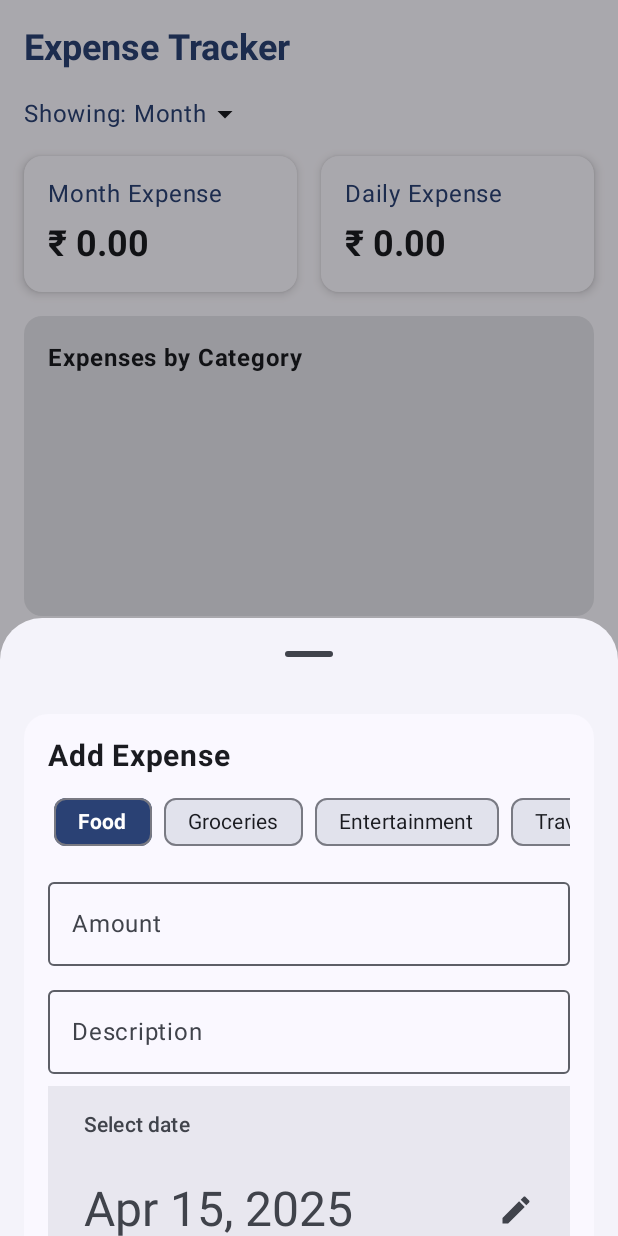
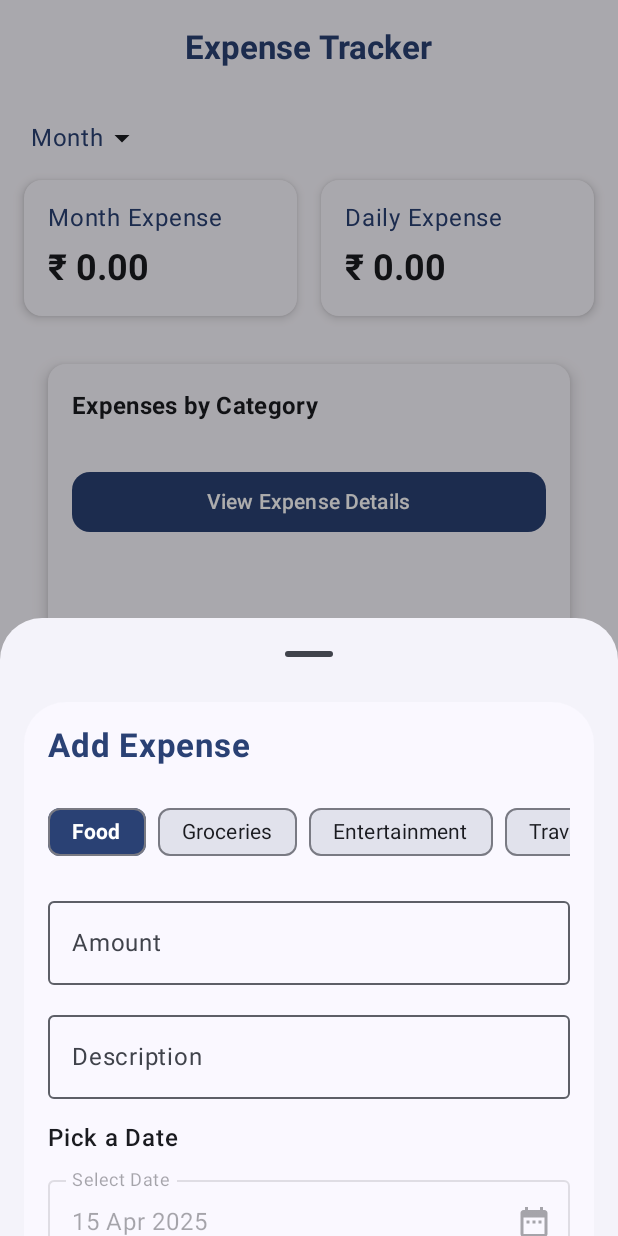
Before and after one commit to Dineshprabha/PersonalExpenseTracker, an Android app built with Jetpack Compose: the screen it shows after launch (MainActivity), after a tap on "Add", on a phone screen of 412 x 824 dp. Run offline under Robolectric (Android 15) with nearby library versions, the phone set to English and light mode, and no system bars; our stand-ins replace Dagger/Hilt's generated code, Room's generated code.

Commit message:
Fixed Ui issues in Bottomsheet Fixed Date selector

```diff
--- a/app/build.gradle.kts
+++ b/app/build.gradle.kts
@@ -103,4 +103,10 @@ dependencies {
     kapt("com.google.dagger:hilt-android-compiler:2.50")
     implementation("androidx.hilt:hilt-navigation-compose:1.1.0")
 
+    testImplementation("junit:junit:4.13.2")
+    testImplementation("org.jetbrains.kotlinx:kotlinx-coroutines-test:1.7.3")
+    testImplementation("io.mockk:mockk:1.13.7")
+    testImplementation("app.cash.turbine:turbine:1.0.0") // For testing flows
+
+
 }
--- a/app/src/main/java/com/dinesh/personalexpensetracker/presentation/screens/AddExpenseBottomSheet.kt
+++ b/app/src/main/java/com/dinesh/personalexpensetracker/presentation/screens/AddExpenseBottomSheet.kt
@@ -1,15 +1,20 @@
 package com.dinesh.personalexpensetracker.presentation.screens
 
 import androidx.compose.foundation.background
+import androidx.compose.foundation.horizontalScroll
 import androidx.compose.foundation.layout.Arrangement
+import androidx.compose.foundation.layout.Box
 import androidx.compose.foundation.layout.Column
 import androidx.compose.foundation.layout.Row
 import androidx.compose.foundation.layout.Spacer
 import androidx.compose.foundation.layout.fillMaxWidth
 import androidx.compose.foundation.layout.height
 import androidx.compose.foundation.layout.padding
+import androidx.compose.foundation.layout.width
 import androidx.compose.foundation.lazy.LazyRow
 import androidx.compose.foundation.lazy.items
+import androidx.compose.foundation.rememberScrollState
+import androidx.compose.foundation.verticalScroll
 import androidx.compose.material3.AssistChip
 import androidx.compose.material3.AssistChipDefaults
 import androidx.compose.material3.Button
@@ -48,15 +53,25 @@ fun AddExpenseBottomSheet(onDismiss: () -> Unit, onSave: (Expense) -> Unit) {
     ModalBottomSheet(onDismissRequest = onDismiss) {
         Column(
             modifier = Modifier
+                .padding(horizontal = 16.dp, vertical = 8.dp)
+                .clip(MaterialTheme.shapes.extraLarge)
+                .background(MaterialTheme.colorScheme.background)
                 .padding(16.dp)
-                .clip(MaterialTheme.shapes.large)
-                .background(MaterialTheme.colorScheme.surface)
-                .padding(16.dp)
+                .verticalScroll(rememberScrollState()) // Vertical scroll added
         ) {
-            Text("Add Expense", fontSize = 20.sp, fontWeight = FontWeight.Bold)
-            Spacer(Modifier.height(8.dp))
+            Text(
+                "Add Expense",
+                fontSize = 22.sp,
+                fontWeight = FontWeight.Bold,
+                color = MaterialTheme.colorScheme.primary
+            )
 
-            LazyRow {
+            Spacer(Modifier.height(12.dp))
+
+            LazyRow(
+                horizontalArrangement = Arrangement.spacedBy(8.dp),
+                modifier = Modifier.padding(vertical = 8.dp)
+            ) {
                 items(categories) { category ->
                     val isSelected = category == selectedCategory
                     AssistChip(
@@ -64,11 +79,9 @@ fun AddExpenseBottomSheet(onDismiss: () -> Unit, onSave: (Expense) -> Unit) {
                         label = {
                             Text(
                                 text = category,
-                                fontWeight = if (isSelected) FontWeight.Bold else FontWeight.Normal,
-                                color = if (isSelected) MaterialTheme.colorScheme.onPrimary else MaterialTheme.colorScheme.onSurface
+                                fontWeight = if (isSelected) FontWeight.Bold else FontWeight.Normal
                             )
                         },
-                        modifier = Modifier.padding(horizontal = 4.dp),
                         colors = AssistChipDefaults.assistChipColors(
                             containerColor = if (isSelected) MaterialTheme.colorScheme.primary else MaterialTheme.colorScheme.surfaceVariant,
                             labelColor = if (isSelected) MaterialTheme.colorScheme.onPrimary else MaterialTheme.colorScheme.onSurface
@@ -77,32 +90,52 @@ fun AddExpenseBottomSheet(onDismiss: () -> Unit, onSave: (Expense) -> Unit) {
                 }
             }
 
-            Spacer(Modifier.height(8.dp))
             OutlinedTextField(
                 value = amount,
                 onValueChange = { amount = it },
                 label = { Text("Amount") },
-                modifier = Modifier.fillMaxWidth()
+                modifier = Modifier
+                    .fillMaxWidth()
+                    .padding(vertical = 6.dp),
+                singleLine = true
             )
 
-            Spacer(Modifier.height(8.dp))
             OutlinedTextField(
                 value = description,
                 onValueChange = { description = it },
                 label = { Text("Description") },
-                modifier = Modifier.fillMaxWidth()
+                modifier = Modifier
+                    .fillMaxWidth()
+                    .padding(vertical = 6.dp),
+                singleLine = true
             )
 
-            Spacer(Modifier.height(8.dp))
-            DatePicker(state = datePickerState)
+            Text(
+                "Pick a Date",
+                fontWeight = FontWeight.SemiBold,
+                fontSize = 16.sp,
+                modifier = Modifier.padding(vertical = 8.dp)
+            )
 
-            Spacer(Modifier.height(16.dp))
+            DateSelector(
+                selectedDate = selectedDate,
+                onDateSelected = { selectedDate = it }
+            )
+
+            Spacer(Modifier.height(12.dp))
+
             Row(
-                Modifier.fillMaxWidth(),
-                horizontalArrangement = Arrangement.SpaceEvenly
+                Modifier
+                    .fillMaxWidth()
+                    .padding(top = 8.dp),
+                horizontalArrangement = Arrangement.SpaceBetween
             ) {
-                OutlinedButton(onClick = onDismiss) { Text("Cancel") }
-                Button(onClick = {
+                OutlinedButton(onClick = onDismiss) {
+                    Text("Cancel")
+                }
+
+                Button(
+                    onClick = {
                         val millis = datePickerState.selectedDateMillis ?: System.currentTimeMillis()
                         selectedDate = Date(millis)
                         onSave(
@@ -113,8 +146,12 @@ fun AddExpenseBottomSheet(onDismiss: () -> Unit, onSave: (Expense) -> Unit) {
                                 date = selectedDate
                             )
                         )
-                }) { Text("Add") }
+                    },
+                    enabled = amount.isNotBlank() && amount.toDoubleOrNull() != null
+                ) {
+                    Text("Add")
                 }
             }
         }
     }
+}
--- /dev/null
+++ b/app/src/main/java/com/dinesh/personalexpensetracker/presentation/screens/DateSelector.kt
@@ -0,0 +1,63 @@
+package com.dinesh.personalexpensetracker.presentation.screens
+
+import android.app.DatePickerDialog
+import androidx.compose.foundation.clickable
+import androidx.compose.foundation.layout.fillMaxWidth
+import androidx.compose.material.icons.Icons
+import androidx.compose.material.icons.filled.DateRange
+import androidx.compose.material3.Icon
+import androidx.compose.material3.OutlinedTextField
+import androidx.compose.material3.Text
+import androidx.compose.runtime.Composable
+import androidx.compose.runtime.remember
+import androidx.compose.ui.Modifier
+import androidx.compose.ui.platform.LocalContext
+import java.util.Calendar
+import java.util.Date
+import java.util.Locale
+
+@Composable
+fun DateSelector(
+    selectedDate: Date,
+    onDateSelected: (Date) -> Unit
+) {
+    val context = LocalContext.current
+    val calendar = Calendar.getInstance().apply { time = selectedDate }
+
+    val dateFormatter = remember {
+        java.text.SimpleDateFormat("dd MMM yyyy", Locale.getDefault())
+    }
+
+    val dateText = remember(selectedDate) {
+        dateFormatter.format(selectedDate)
+    }
+
+    OutlinedTextField(
+        value = dateText,
+        onValueChange = {},
+        enabled = false,
+        label = { Text("Select Date") },
+        trailingIcon = {
+            Icon(
+                imageVector = Icons.Default.DateRange,
+                contentDescription = "Pick Date"
+            )
+        },
+        modifier = Modifier
+            .fillMaxWidth()
+            .clickable {
+                DatePickerDialog(
+                    context,
+                    { _, year, month, dayOfMonth ->
+                        val newDate = Calendar.getInstance().apply {
+                            set(year, month, dayOfMonth)
+                        }.time
+                        onDateSelected(newDate)
+                    },
+                    calendar.get(Calendar.YEAR),
+                    calendar.get(Calendar.MONTH),
+                    calendar.get(Calendar.DAY_OF_MONTH)
+                ).show()
+            }
+    )
+}
--- a/app/src/main/java/com/dinesh/personalexpensetracker/presentation/screens/ExpenseChart.kt
+++ b/app/src/main/java/com/dinesh/personalexpensetracker/presentation/screens/ExpenseChart.kt
@@ -1,41 +1,87 @@
 package com.dinesh.personalexpensetracker.presentation.screens
 
 import androidx.compose.foundation.clickable
-import androidx.compose.foundation.layout.Arrangement
-import androidx.compose.foundation.layout.Column
-import androidx.compose.foundation.layout.Row
-import androidx.compose.foundation.layout.fillMaxWidth
-import androidx.compose.foundation.layout.height
-import androidx.compose.foundation.layout.padding
-import androidx.compose.material3.Card
-import androidx.compose.material3.Text
+import androidx.compose.foundation.layout.*
+import androidx.compose.material3.*
 import androidx.compose.runtime.Composable
 import androidx.compose.ui.Modifier
+import androidx.compose.ui.graphics.Color
 import androidx.compose.ui.text.font.FontWeight
 import androidx.compose.ui.unit.dp
+import androidx.compose.ui.unit.sp
 import com.dinesh.personalexpensetracker.data.model.Expense
+import kotlin.math.roundToInt
 
 @Composable
-fun ExpenseChart(expenses: List<Expense>, onChartClick: () -> Unit) {
+fun ExpenseChart(
+    expenses: List<Expense>,
+    onViewDetailsClick: () -> Unit
+) {
+    val grouped = expenses.groupBy { it.category }
+    val totalAmount = expenses.sumOf { it.amount }
+
     Card(
-        Modifier
+        modifier = Modifier
             .fillMaxWidth()
-            .height(200.dp)
-            .clickable { onChartClick() }
+            .heightIn(min = 280.dp)
+            .padding(16.dp),
+        colors = CardDefaults.cardColors(
+            containerColor = MaterialTheme.colorScheme.surface,
+        ),
+        elevation = CardDefaults.cardElevation(6.dp),
+        shape = MaterialTheme.shapes.medium
     ) {
-        val grouped = expenses.groupBy { it.category }
-        Column(Modifier.padding(16.dp)) {
-            Text("Expenses by Category", fontWeight = FontWeight.Bold)
+        Column(modifier = Modifier.padding(16.dp)) {
+            Text(
+                text = "Expenses by Category",
+                style = MaterialTheme.typography.titleMedium.copy(fontWeight = FontWeight.Bold)
+            )
+            Spacer(modifier = Modifier.height(12.dp))
+
             grouped.forEach { (category, items) ->
-                Row(
-                    Modifier
-                        .fillMaxWidth()
-                        .padding(vertical = 4.dp),
-                    horizontalArrangement = Arrangement.SpaceBetween
-                ) {
-                    Text(category)
-                    Text("₹${items.sumOf { it.amount }}")
+                val categoryTotal = items.sumOf { it.amount }
+                val percentage = if (totalAmount > 0) categoryTotal / totalAmount else 0.0
+
+                Column(modifier = Modifier.fillMaxWidth()) {
+                    Row(
+                        modifier = Modifier.fillMaxWidth(),
+                        horizontalArrangement = Arrangement.SpaceBetween
+                    ) {
+                        Text(
+                            text = category,
+                            fontSize = 14.sp,
+                            color = MaterialTheme.colorScheme.onSurface
+                        )
+                        Text(
+                            text = "₹${categoryTotal.toInt()}",
+                            fontSize = 14.sp,
+                            fontWeight = FontWeight.Medium,
+                            color = MaterialTheme.colorScheme.primary
+                        )
+                    }
+
+                    LinearProgressIndicator(
+                        progress = percentage.toFloat(),
+                        modifier = Modifier
+                            .fillMaxWidth()
+                            .height(6.dp)
+                            .padding(vertical = 6.dp),
+                        color = MaterialTheme.colorScheme.primary,
+                        trackColor = MaterialTheme.colorScheme.onSurface.copy(alpha = 0.1f)
+                    )
                 }
+
+                Spacer(modifier = Modifier.height(8.dp))
+            }
+
+            Spacer(modifier = Modifier.height(16.dp))
+
+            Button(
+                onClick = onViewDetailsClick,
+                modifier = Modifier.fillMaxWidth(),
+                shape = MaterialTheme.shapes.medium
+            ) {
+                Text("View Expense Details")
             }
         }
     }
--- a/app/src/main/java/com/dinesh/personalexpensetracker/presentation/screens/ExpenseTrackerApp.kt
+++ b/app/src/main/java/com/dinesh/personalexpensetracker/presentation/screens/ExpenseTrackerApp.kt
@@ -1,36 +1,76 @@
 package com.dinesh.personalexpensetracker.presentation.screens
 
-import androidx.compose.foundation.background
 import androidx.compose.foundation.clickable
-import androidx.compose.foundation.layout.*
+import androidx.compose.foundation.layout.Arrangement
+import androidx.compose.foundation.layout.Column
+import androidx.compose.foundation.layout.Row
+import androidx.compose.foundation.layout.Spacer
+import androidx.compose.foundation.layout.fillMaxWidth
+import androidx.compose.foundation.layout.height
+import androidx.compose.foundation.layout.padding
 import androidx.compose.foundation.rememberScrollState
 import androidx.compose.foundation.verticalScroll
 import androidx.compose.material.icons.Icons
 import androidx.compose.material.icons.filled.Add
 import androidx.compose.material.icons.filled.ArrowDropDown
-import androidx.compose.material3.*
-import androidx.compose.runtime.*
+import androidx.compose.material3.Card
+import androidx.compose.material3.CardDefaults
+import androidx.compose.material3.CenterAlignedTopAppBar
+import androidx.compose.material3.DropdownMenu
+import androidx.compose.material3.DropdownMenuItem
+import androidx.compose.material3.ExperimentalMaterial3Api
+import androidx.compose.material3.FloatingActionButton
+import androidx.compose.material3.Icon
+import androidx.compose.material3.MaterialTheme
+import androidx.compose.material3.Scaffold
+import androidx.compose.material3.Text
+import androidx.compose.material3.TopAppBarDefaults
+import androidx.compose.runtime.Composable
+import androidx.compose.runtime.collectAsState
+import androidx.compose.runtime.getValue
+import androidx.compose.runtime.mutableStateOf
+import androidx.compose.runtime.remember
+import androidx.compose.runtime.setValue
 import androidx.compose.ui.Alignment
 import androidx.compose.ui.Modifier
 import androidx.compose.ui.text.font.FontWeight
 import androidx.compose.ui.unit.dp
 import androidx.hilt.navigation.compose.hiltViewModel
 import androidx.navigation.NavController
+import com.dinesh.personalexpensetracker.data.model.Expense
 import com.dinesh.personalexpensetracker.presentation.viewmodel.ExpenseViewModel
-import java.util.*
-import com.dinesh.personalexpensetracker.data.model.Expense
+import java.util.Calendar
 
+@OptIn(ExperimentalMaterial3Api::class)
 @Composable
-fun ExpenseTrackerApp(navController: NavController, viewModel: ExpenseViewModel = hiltViewModel()) {
+fun ExpenseTrackerApp(
+    navController: NavController,
+    viewModel: ExpenseViewModel = hiltViewModel()
+) {
     val expenses by viewModel.expenses.collectAsState()
     val showDialog = remember { mutableStateOf(false) }
 
-    // State for filter selection
-    val filterOptions = listOf("Day", "Week", "Month", "Year")
+    val filterOptions = listOf("Week", "Month", "Year")
     var selectedFilter by remember { mutableStateOf("Month") }
     var isDropdownExpanded by remember { mutableStateOf(false) }
 
     Scaffold(
+        topBar = {
+            CenterAlignedTopAppBar(
+                title = {
+                    Text(
+                        text = "Expense Tracker",
+                        style = MaterialTheme.typography.titleLarge.copy(
+                            fontWeight = FontWeight.Bold
+                        )
+                    )
+                },
+                colors = TopAppBarDefaults.centerAlignedTopAppBarColors(
+                    containerColor = MaterialTheme.colorScheme.background,
+                    titleContentColor = MaterialTheme.colorScheme.primary
+                )
+            )
+        },
         floatingActionButton = {
             FloatingActionButton(
                 onClick = { showDialog.value = true },
@@ -42,22 +82,15 @@ fun ExpenseTrackerApp(navController: NavController, viewModel: ExpenseViewModel
             }
         }
     ) { paddingValues ->
+
         Column(
             modifier = Modifier
                 .padding(paddingValues)
                 .padding(16.dp)
                 .verticalScroll(rememberScrollState())
         ) {
-            Text(
-                text = "Expense Tracker",
-                style = MaterialTheme.typography.headlineSmall.copy(
-                    fontWeight = FontWeight.Bold,
-                    color = MaterialTheme.colorScheme.primary
-                ),
-                modifier = Modifier.padding(bottom = 16.dp)
-            )
 
-            // Filter Dropdown
+            // Filter Dropdown Row
             Row(
                 verticalAlignment = Alignment.CenterVertically,
                 modifier = Modifier
@@ -65,7 +98,7 @@ fun ExpenseTrackerApp(navController: NavController, viewModel: ExpenseViewModel
                     .clickable { isDropdownExpanded = true }
             ) {
                 Text(
-                    text = "Showing: $selectedFilter",
+                    text = " $selectedFilter",
                     style = MaterialTheme.typography.bodyLarge,
                     color = MaterialTheme.colorScheme.primary
                 )
@@ -86,7 +119,7 @@ fun ExpenseTrackerApp(navController: NavController, viewModel: ExpenseViewModel
                 }
             }
 
-            // Filtered amount
+            // Filtered Expense Summary
             val filteredAmount = calculateFilteredAmount(expenses, selectedFilter)
 
             Row(
@@ -100,7 +133,6 @@ fun ExpenseTrackerApp(navController: NavController, viewModel: ExpenseViewModel
                     amount = filteredAmount,
                     modifier = Modifier.weight(1f)
                 )
-                // In your Row for Daily Expense
                 ExpenseCard(
                     title = "Daily Expense",
                     amount = expenses.filter {
@@ -108,10 +140,10 @@ fun ExpenseTrackerApp(navController: NavController, viewModel: ExpenseViewModel
                     }.sumOf { it.amount },
                     modifier = Modifier.weight(1f)
                 )
-
             }
 
-            ExpenseChart(expenses, onChartClick = { navController.navigate("details") })
+            // Chart Overview
+            ExpenseChart(expenses, onViewDetailsClick = { navController.navigate("details") })
 
             if (expenses.isNotEmpty()) {
                 val categoryData = getCategoryWiseData(expenses)
@@ -144,14 +176,13 @@ fun ExpenseTrackerApp(navController: NavController, viewModel: ExpenseViewModel
                         horizontalAlignment = Alignment.CenterHorizontally
                     ) {
                         Text(
-                            text = "Expense by Category",
+                            text = "Expense Chart",
                             style = MaterialTheme.typography.titleMedium.copy(fontWeight = FontWeight.Bold),
                             modifier = Modifier
                                 .fillMaxWidth()
                                 .padding(bottom = 12.dp)
                         )
 
-                        // Centered PieChart
                         Spacer(modifier = Modifier.height(16.dp))
 
                         PieChart(
@@ -160,11 +191,8 @@ fun ExpenseTrackerApp(navController: NavController, viewModel: ExpenseViewModel
                             chartBarWidth = 25.dp,
                             animDuration = 1200
                         )
-
-
                     }
                 }
-
             }
         }
     }
@@ -180,6 +208,7 @@ fun ExpenseTrackerApp(navController: NavController, viewModel: ExpenseViewModel
     }
 }
 
+
 fun calculateFilteredAmount(expenses: List<Expense>, filter: String): Double {
     val now = Calendar.getInstance()
     return when (filter) {
@@ -187,21 +216,25 @@ fun calculateFilteredAmount(expenses: List<Expense>, filter: String): Double {
             val oneDayAgo = System.currentTimeMillis() - 86400000
             expenses.filter { it.date.time >= oneDayAgo }.sumOf { it.amount }
         }
+
         "Week" -> {
             val oneWeekAgo = System.currentTimeMillis() - 7 * 86400000
             expenses.filter { it.date.time >= oneWeekAgo }.sumOf { it.amount }
         }
+
         "Month" -> {
             now.set(Calendar.DAY_OF_MONTH, 1)
             val monthStart = now.timeInMillis
             expenses.filter { it.date.time >= monthStart }.sumOf { it.amount }
         }
+
         "Year" -> {
             now.set(Calendar.MONTH, 0)
             now.set(Calendar.DAY_OF_MONTH, 1)
             val yearStart = now.timeInMillis
             expenses.filter { it.date.time >= yearStart }.sumOf { it.amount }
         }
+
         else -> expenses.sumOf { it.amount }
     }
 }
--- a/app/src/main/java/com/dinesh/personalexpensetracker/ui/theme/Color.kt
+++ b/app/src/main/java/com/dinesh/personalexpensetracker/ui/theme/Color.kt
@@ -10,8 +10,8 @@ val Purple40 = Color(0xFF6650a4)
 val PurpleGrey40 = Color(0xFF625b71)
 val Pink40 = Color(0xFF7D5260)
 
-val Blue40 = Color(0xFF2A73F0)    // Primary Color
-val Green40 = Color(0xFF7BF160)   // Secondary Color
-val Red40 = Color(0xFFF02A3B)     // Accent Color
-val Orange40 = Color(0xFFF18F26)  // Warm Accent Color
-val Teal40 = Color(0xFF1ABC9C)    // Calming and Balanced Color
+val Blue40 = Color(0xFF6C9FF7)    // Primary Color
+val Green40 = Color(0xFFADF79C)   // Secondary Color
+val Red40 = Color(0xFFF76C78)     // Accent Color
+val Orange40 = Color(0xFFF5AC5F)  // Warm Accent Color
+val Teal40 = Color(0xFF84F3DD)    // Calming and Balanced Color
```
Also changed, not shown: app/src/main/java/com/dinesh/personalexpensetracker/presentation/screens/ExpenseDetailScreen.kt (+54 -26 lines), app/src/main/java/com/dinesh/personalexpensetracker/presentation/screens/PieChart.kt (+2 -6 lines). Lines whose indentation alone changed are shown as unchanged.
